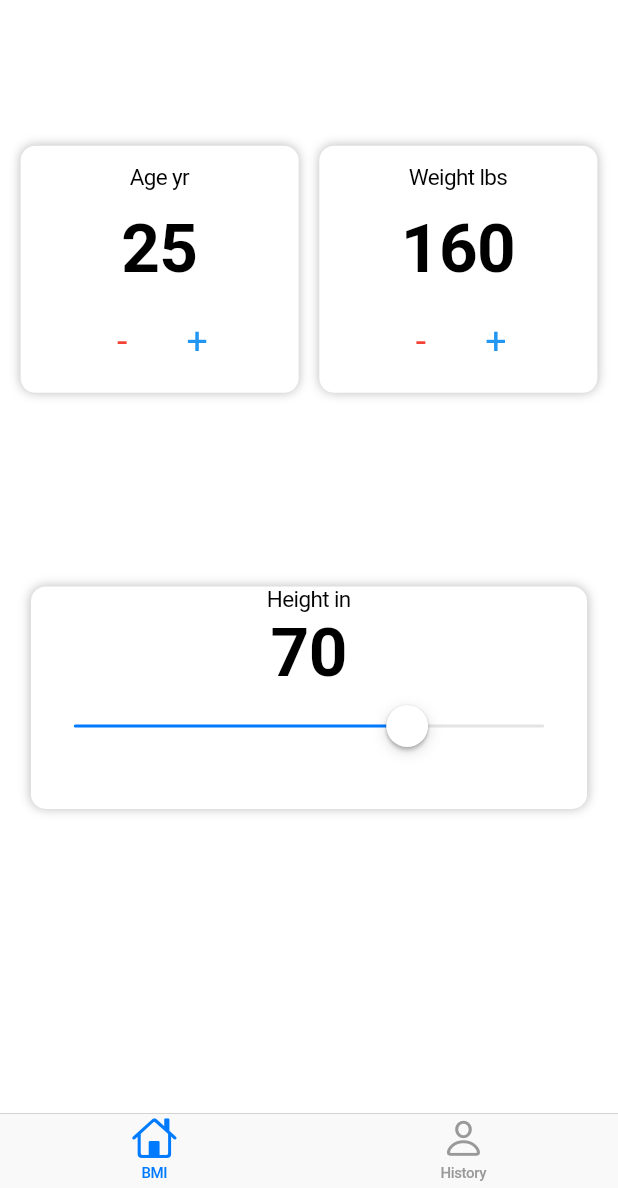
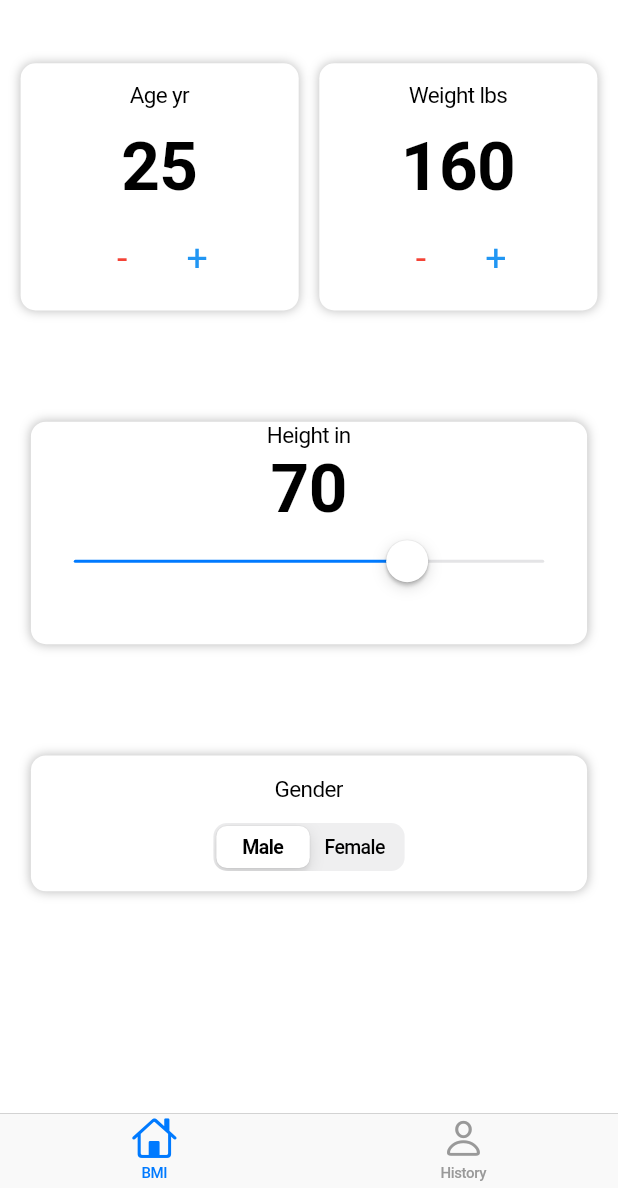
Before and after one commit to Prathamesh-1011/IBMI-App, a Flutter app: the screen it shows after launch, on a phone screen of 412 x 824 dp, the part 48-1236 px from its top. Run offline on Flutter 3.47's test engine with Material 3 defaults, Android fonts, the phone set to English and light mode, and no system bars.

Commit message:
gender selection using CupertinoSlidingSegmentedControl  widget

```diff
--- a/lib/pages/bmi_page.dart
+++ b/lib/pages/bmi_page.dart
@@ -14,7 +14,7 @@ class BMIPage extends StatefulWidget {
 class _BMIPageState extends State<BMIPage> {
   double? _deviceHeight, _deviceWidth;
 
-  int _age = 25, _weight = 160, _height = 70;
+  int _age = 25, _weight = 160, _height = 70, _gender = 0;
 
   @override
   Widget build(BuildContext context) {
@@ -38,6 +38,7 @@ class _BMIPageState extends State<BMIPage> {
               ],
             ),
             _heightSelectContainer(),
+            _genderSelectContainer(),
           ],
         ),
       ),
@@ -220,4 +221,37 @@ class _BMIPageState extends State<BMIPage> {
       ),
     );
   }
+
+  Widget _genderSelectContainer() {
+    return InfoCard(
+      height: _deviceHeight! * 0.11,
+      width: _deviceWidth! * 0.90,
+      child: Column(
+        mainAxisSize: MainAxisSize.max,
+        mainAxisAlignment: MainAxisAlignment.spaceEvenly,
+        crossAxisAlignment: CrossAxisAlignment.center,
+        children: [
+          const Text(
+            'Gender',
+            style: TextStyle(
+              fontSize: 15,
+              fontWeight: FontWeight.w400,
+            ),
+          ),
+          CupertinoSlidingSegmentedControl(
+            groupValue: _gender,
+            children: const {
+              0: Text("Male"),
+              1: Text("Female"),
+            },
+            onValueChanged: (_value) {
+              setState(() {
+                _gender = _value as int;
+              });
+            },
+          ),
+        ],
+      ),
+    );
+  }
 }
```
